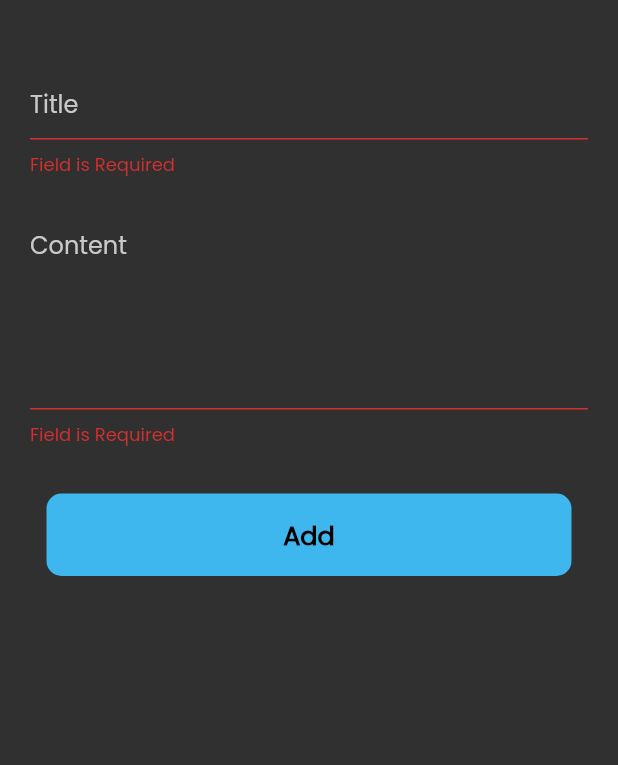
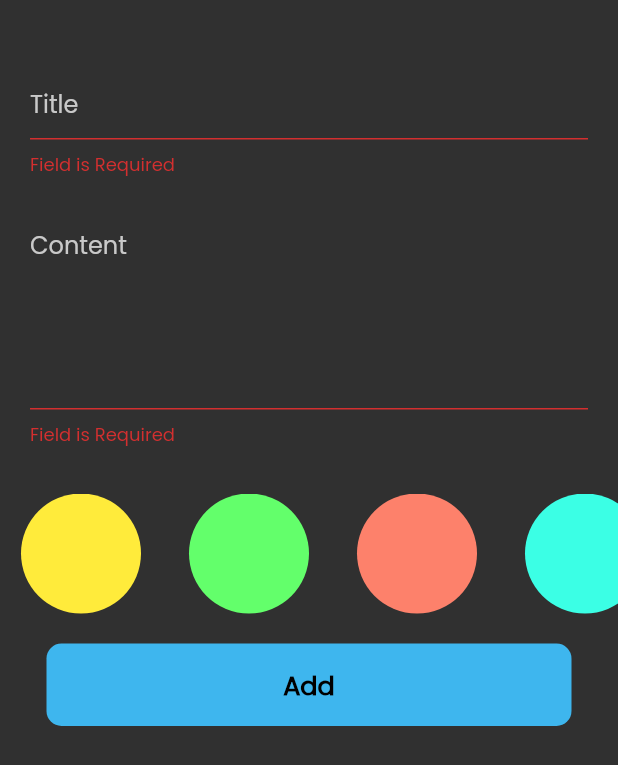
Before and after one commit to MostafaAtef7/notes_app, a Flutter app: the AddNote widget shown alone on an empty page, opened directly, after a tap on "Add", on a phone screen of 412 x 824 dp. Shown: the top 765 px of the screen. Run offline on Flutter 3.47's test engine with Material 2 defaults, Android fonts, the phone set to English and light mode, and no system bars; our stand-ins replace bloc, flutter_bloc, hive, hive_flutter; accounts and stored records are empty.

Commit message:
create color list

```diff
--- a/lib/components/button.dart
+++ b/lib/components/button.dart
@@ -1,7 +1,7 @@
 import 'package:flutter/material.dart';
 
-class CunstomButton extends StatelessWidget {
-  const CunstomButton(
+class CustomButton extends StatelessWidget {
+  const CustomButton(
       {super.key, required this.text, this.onTap, this.loading = false});
   final String text;
   final void Function()? onTap;
--- /dev/null
+++ b/lib/components/colors_list.dart
@@ -0,0 +1,42 @@
+import 'package:flutter/material.dart';
+import 'package:notes_app_12/models/note_model.dart';
+
+class ColorsList extends StatefulWidget {
+  const ColorsList({super.key});
+
+  @override
+  State<ColorsList> createState() => _ColorsListState();
+}
+
+class _ColorsListState extends State<ColorsList> {
+  final List<Color> color = const [
+    Colors.yellow,
+    Color.fromARGB(255, 99, 255, 107),
+    Color.fromARGB(255, 253, 129, 107),
+    Color.fromRGBO(59, 255, 229, 1),
+    Color.fromARGB(255, 145, 68, 125),
+  ];
+
+  NoteModel? note;
+
+  @override
+  Widget build(BuildContext context) {
+    return ListView.builder(
+        scrollDirection: Axis.horizontal,
+        itemCount: color.length,
+        itemBuilder: (context, index) {
+          return Padding(
+            padding: const EdgeInsets.only(bottom: 20, right: 8, left: 4),
+            child: GestureDetector(
+              onTap: () {
+                note!.color = color[index] ?? Colors.yellow;
+              },
+              child: CircleAvatar(
+                backgroundColor: color[index],
+                radius: 50,
+              ),
+            ),
+          );
+        });
+  }
+}
--- a/lib/components/item_container.dart
+++ b/lib/components/item_container.dart
@@ -5,9 +5,9 @@ import 'package:notes_app_12/models/note_model.dart';
 import 'package:notes_app_12/screens/edit_view.dart';
 
 class ItemContainer extends StatelessWidget {
-  const ItemContainer({required this.color, super.key, required this.note});
+  const ItemContainer({super.key, required this.note});
 
-  final Color? color;
+
   final NoteModel note;
   @override
   Widget build(BuildContext context) {
@@ -24,7 +24,7 @@ class ItemContainer extends StatelessWidget {
         padding:
             const EdgeInsets.only(right: 15, left: 15, top: 20, bottom: 20),
         decoration: BoxDecoration(
-          color: color,
+          color: note.color,
           borderRadius: BorderRadius.circular(16),
         ),
         child: Column(crossAxisAlignment: CrossAxisAlignment.end, children: [
--- a/lib/components/item_list.dart
+++ b/lib/components/item_list.dart
@@ -7,13 +7,6 @@ import 'item_container.dart';
 
 class ItemList extends StatelessWidget {
   const ItemList({super.key});
-  final List<Color> color = const [
-    Colors.yellow,
-    Color.fromARGB(255, 99, 255, 107),
-    Color.fromARGB(255, 253, 129, 107),
-    Color.fromRGBO(59, 255, 229, 1),
-    Color.fromARGB(255, 145, 68, 125),
-  ];
 
   @override
   Widget build(BuildContext context) {
@@ -26,10 +19,9 @@ class ItemList extends StatelessWidget {
             child: ListView.builder(
               itemCount: state is NotesSuccess ? state.notes.length : 0,
               itemBuilder: (context, index) {
-                final colorIndex = index % color.length;
                 return Padding(
                   padding: const EdgeInsets.symmetric(vertical: 8.0),
-                  child: ItemContainer(color: color[colorIndex], note: notes[index],),
+                  child: ItemContainer(note: notes[index],),
                 );
               },
             ),
--- a/lib/models/note_model.dart
+++ b/lib/models/note_model.dart
@@ -1,3 +1,4 @@
+import 'package:flutter/material.dart';
 import 'package:hive/hive.dart';
 
 //part => used to generate file .g is abbreviation to generate
@@ -15,9 +16,10 @@ class NoteModel extends HiveObject {
   String content;
   @HiveField(2)
   final String date;
-  NoteModel({required this.title, required this.content, required this.date});
+  @HiveField(3)
+  Color color;
+  NoteModel({required this.color, required this.title, required this.content, required this.date});
 }
-
 
 /* after all this we type this line in terminal to generate Adapter type
   flutter packages pub run build_runner build */
--- a/lib/screens/note_bottom_sheet_view.dart
+++ b/lib/screens/note_bottom_sheet_view.dart
@@ -4,6 +4,7 @@ import 'package:notes_app_12/components/button.dart';
 import 'package:notes_app_12/components/text_field_for_sheet.dart';
 import 'package:notes_app_12/cubits/notes/notes_cubit.dart';
 
+import '../components/colors_list.dart';
 import '../cubits/add_note/add_note_cubit.dart';
 import '../models/note_model.dart';
 
@@ -22,10 +23,10 @@ class _AddNoteState extends State<AddNote> {
   /* any StatelessWidget must not change so if we create variable not final we must
     put it in StatefulWidget */
   String? title, subTitle;
+  Color? color;
 
   @override
   Widget build(BuildContext context) {
-    // SingleChildScrollView => make all child shirnk on the parent and we can not use spacer inside it
     return BlocProvider(
       create: (context) => AddNoteCubit(),
       child: BlocConsumer<AddNoteCubit, AddNoteState>(
@@ -43,6 +44,7 @@ class _AddNoteState extends State<AddNote> {
               // viewInsets => has data of keyboard
               padding: EdgeInsets.only(
                   bottom: MediaQuery.of(context).viewInsets.bottom),
+              // SingleChildScrollView => make all child shirnk on the parent and we can not use spacer inside it
               child: SingleChildScrollView(
                 child: Form(
                   key: formKey,
@@ -69,9 +71,13 @@ class _AddNoteState extends State<AddNote> {
                       const SizedBox(
                         height: 30,
                       ),
+                      const SizedBox(
+                        height: 100,
+                        child: ColorsList(),
+                      ),
                       BlocBuilder<AddNoteCubit, AddNoteState>(
                         builder: (context, state) {
-                          return CunstomButton(
+                          return CustomButton(
                             loading: state is AddNoteLoading ? true : false,
                             onTap: () {
                               if (formKey.currentState!.validate()) {
@@ -79,10 +85,12 @@ class _AddNoteState extends State<AddNote> {
                                 formKey.currentState!.save();
 
                                 NoteModel noteModel = NoteModel(
-                                    title: title!,
-                                    content: subTitle!,
-                                    date:
-                                        "${DateTime.now().day}-${DateTime.now().month}-${DateTime.now().year}");
+                                  title: title!,
+                                  content: subTitle!,
+                                  date:
+                                      "${DateTime.now().day}-${DateTime.now().month}-${DateTime.now().year}",
+                                  color: color!,
+                                );
                                 BlocProvider.of<AddNoteCubit>(context)
                                     .addNote(noteModel);
                               } else {
```
Also changed, not shown: lib/models/note_model.g.dart.
